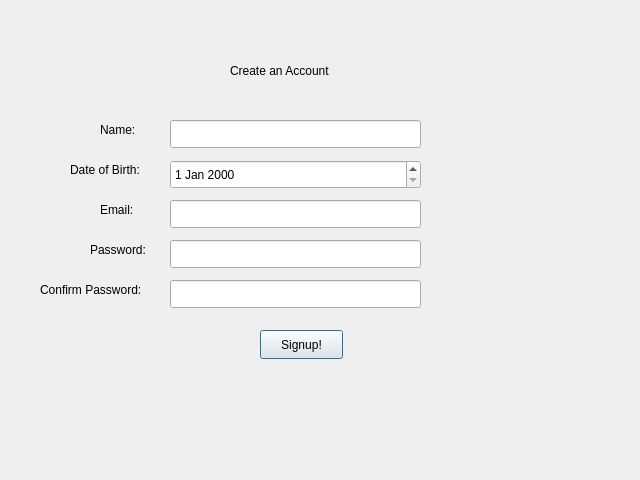
Before: the Qt Designer form signup.ui in aasishhumagain/BudgetBuddy, drawn with Qt 5.
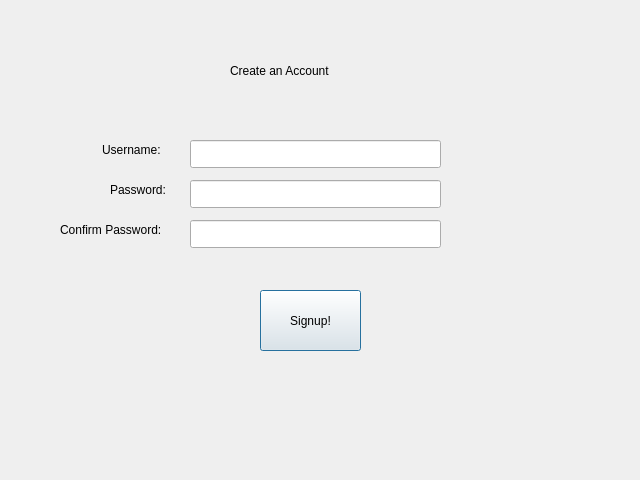
After: the same form once the commit is applied.

Commit message: Made changes to signup page

The edit to the form file:
```diff
--- a/signup.ui
+++ b/signup.ui
@@ -29,18 +29,8 @@
   <widget class="QLineEdit" name="lineEditName">
    <property name="geometry">
     <rect>
-     <x>170</x>
-     <y>120</y>
-     <width>251</width>
-     <height>28</height>
-    </rect>
-   </property>
-  </widget>
-  <widget class="QLineEdit" name="lineEditEmail">
-   <property name="geometry">
-    <rect>
-     <x>170</x>
-     <y>200</y>
+     <x>190</x>
+     <y>140</y>
      <width>251</width>
      <height>28</height>
     </rect>
@@ -49,8 +39,8 @@
   <widget class="QLineEdit" name="lineEditPassword">
    <property name="geometry">
     <rect>
-     <x>170</x>
-     <y>240</y>
+     <x>190</x>
+     <y>180</y>
      <width>251</width>
      <height>28</height>
     </rect>
@@ -59,67 +49,31 @@
   <widget class="QLineEdit" name="lineEditConfirmPwd">
    <property name="geometry">
     <rect>
-     <x>170</x>
-     <y>280</y>
+     <x>190</x>
+     <y>220</y>
      <width>251</width>
      <height>28</height>
     </rect>
    </property>
   </widget>
-  <widget class="QDateEdit" name="dateEdit">
+  <widget class="QLabel" name="labelUsername">
    <property name="geometry">
     <rect>
-     <x>170</x>
-     <y>160</y>
-     <width>251</width>
-     <height>29</height>
-    </rect>
-   </property>
-  </widget>
-  <widget class="QLabel" name="labelDOB">
-   <property name="geometry">
-    <rect>
-     <x>70</x>
-     <y>160</y>
-     <width>91</width>
+     <x>102</x>
+     <y>140</y>
+     <width>81</width>
      <height>20</height>
     </rect>
    </property>
    <property name="text">
-    <string>Date of Birth:</string>
-   </property>
-  </widget>
-  <widget class="QLabel" name="labelName">
-   <property name="geometry">
-    <rect>
-     <x>100</x>
-     <y>120</y>
-     <width>63</width>
-     <height>20</height>
-    </rect>
-   </property>
-   <property name="text">
-    <string>Name:</string>
-   </property>
-  </widget>
-  <widget class="QLabel" name="labelEmail">
-   <property name="geometry">
-    <rect>
-     <x>100</x>
-     <y>200</y>
-     <width>63</width>
-     <height>20</height>
-    </rect>
-   </property>
-   <property name="text">
-    <string>Email:</string>
+    <string>Username:</string>
    </property>
   </widget>
   <widget class="QLabel" name="labelPassword">
    <property name="geometry">
     <rect>
-     <x>90</x>
-     <y>240</y>
+     <x>110</x>
+     <y>180</y>
      <width>63</width>
      <height>20</height>
     </rect>
@@ -131,8 +85,8 @@
   <widget class="QLabel" name="labelConfirmPwd">
    <property name="geometry">
     <rect>
-     <x>40</x>
-     <y>280</y>
+     <x>60</x>
+     <y>220</y>
      <width>121</width>
      <height>20</height>
     </rect>
@@ -145,9 +99,9 @@
    <property name="geometry">
     <rect>
      <x>260</x>
-     <y>330</y>
-     <width>83</width>
-     <height>29</height>
+     <y>290</y>
+     <width>101</width>
+     <height>61</height>
     </rect>
    </property>
    <property name="text">
```
Left out of the diff: 2 changed lines with no effect on the pictures. The commit also changes 1 other file.
